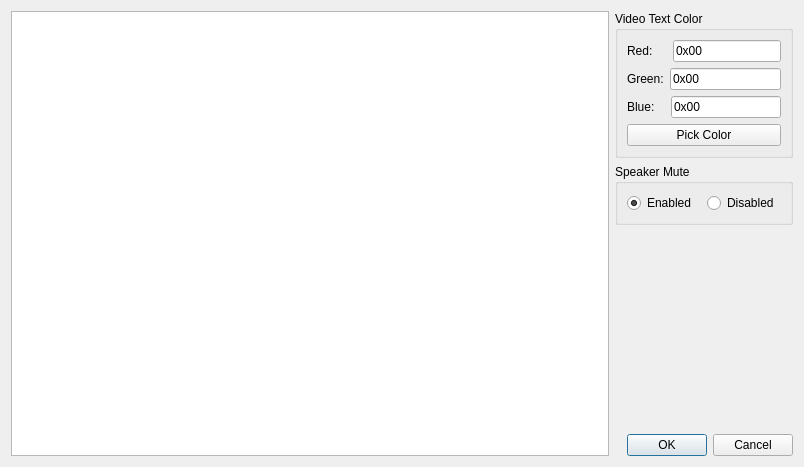
This is SettingsDialog.ui in andrade824/SuperII as Qt 5 draws it before an edit. The edited form follows.
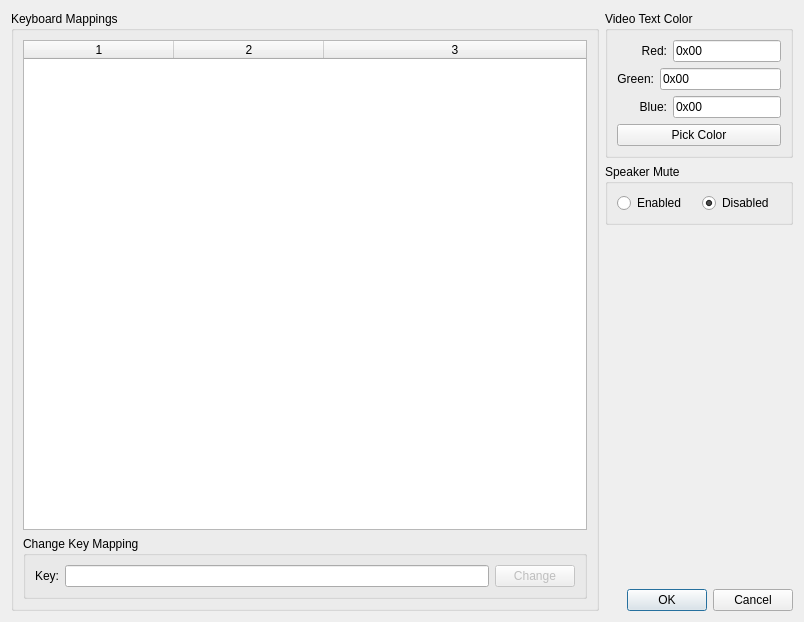
This is the edited form.

Commit message: Finish settings window functionality (keyboard mappings, change text color, and speaker mute)

What changed in the file:
```diff
--- a/SettingsDialog.ui
+++ b/SettingsDialog.ui
@@ -7,21 +7,115 @@
     <x>0</x>
     <y>0</y>
     <width>804</width>
-    <height>467</height>
+    <height>622</height>
    </rect>
   </property>
+  <property name="sizePolicy">
+   <sizepolicy hsizetype="Preferred" vsizetype="Preferred">
+    <horstretch>1</horstretch>
+    <verstretch>0</verstretch>
+   </sizepolicy>
+  </property>
   <property name="windowTitle">
    <string>Dialog</string>
   </property>
   <layout class="QHBoxLayout" name="horizontalLayout">
    <item>
-    <widget class="QTableWidget" name="tableWidget">
+    <widget class="QGroupBox" name="keyboardGroupBox">
      <property name="sizePolicy">
-      <sizepolicy hsizetype="Expanding" vsizetype="Expanding">
+      <sizepolicy hsizetype="Preferred" vsizetype="Preferred">
        <horstretch>1</horstretch>
        <verstretch>0</verstretch>
       </sizepolicy>
      </property>
+     <property name="title">
+      <string>Keyboard Mappings</string>
+     </property>
+     <layout class="QVBoxLayout" name="verticalLayout_2">
+      <item>
+       <widget class="QTableWidget" name="keyMapTable">
+        <property name="editTriggers">
+         <set>QAbstractItemView::NoEditTriggers</set>
+        </property>
+        <property name="selectionMode">
+         <enum>QAbstractItemView::SingleSelection</enum>
+        </property>
+        <property name="selectionBehavior">
+         <enum>QAbstractItemView::SelectRows</enum>
+        </property>
+        <property name="showGrid">
+         <bool>true</bool>
+        </property>
+        <property name="sortingEnabled">
+         <bool>true</bool>
+        </property>
+        <property name="rowCount">
+         <number>0</number>
+        </property>
+        <property name="columnCount">
+         <number>3</number>
+        </property>
+        <attribute name="horizontalHeaderDefaultSectionSize">
+         <number>150</number>
+        </attribute>
+        <attribute name="horizontalHeaderShowSortIndicator" stdset="0">
+         <bool>true</bool>
+        </attribute>
+        <attribute name="horizontalHeaderStretchLastSection">
+         <bool>true</bool>
+        </attribute>
+        <attribute name="verticalHeaderVisible">
+         <bool>false</bool>
+        </attribute>
+        <column/>
+        <column/>
+        <column/>
+       </widget>
+      </item>
+      <item>
+       <widget class="QGroupBox" name="changeKeyGroupBox">
+        <property name="title">
+         <string>Change Key Mapping</string>
+        </property>
+        <layout class="QVBoxLayout" name="verticalLayout_3">
+         <item>
+          <layout class="QHBoxLayout" name="keyChangeLayout">
+           <property name="bottomMargin">
+            <number>0</number>
+           </property>
+           <item>
+            <widget class="QLabel" name="keyLabel">
+             <property name="text">
+              <string>Key:</string>
+             </property>
+             <property name="alignment">
+              <set>Qt::AlignRight|Qt::AlignTrailing|Qt::AlignVCenter</set>
+             </property>
+            </widget>
+           </item>
+           <item>
+            <widget class="QLineEdit" name="keyLineEdit">
+             <property name="readOnly">
+              <bool>true</bool>
+             </property>
+            </widget>
+           </item>
+           <item>
+            <widget class="QPushButton" name="changeKeyBtn">
+             <property name="enabled">
+              <bool>false</bool>
+             </property>
+             <property name="text">
+              <string>Change</string>
+             </property>
+            </widget>
+           </item>
+          </layout>
+         </item>
+        </layout>
+       </widget>
+      </item>
+     </layout>
     </widget>
    </item>
    <item>
@@ -39,27 +133,20 @@
           </property>
           <item>
            <widget class="QLabel" name="redLabel">
+            <property name="minimumSize">
+             <size>
+              <width>50</width>
+              <height>0</height>
+             </size>
+            </property>
             <property name="text">
              <string>Red:</string>
             </property>
+            <property name="alignment">
+             <set>Qt::AlignRight|Qt::AlignTrailing|Qt::AlignVCenter</set>
+            </property>
            </widget>
           </item>
-          <item>
-           <spacer name="redSpacer">
-            <property name="orientation">
-             <enum>Qt::Horizontal</enum>
-            </property>
-            <property name="sizeType">
-             <enum>QSizePolicy::Preferred</enum>
-            </property>
-            <property name="sizeHint" stdset="0">
-             <size>
-              <width>14</width>
-              <height>20</height>
-             </size>
-            </property>
-           </spacer>
-          </item>
           <item>
            <widget class="QLineEdit" name="redEdit">
             <property name="text">
@@ -82,6 +169,9 @@
             <property name="text">
              <string>Green:</string>
             </property>
+            <property name="alignment">
+             <set>Qt::AlignRight|Qt::AlignTrailing|Qt::AlignVCenter</set>
+            </property>
            </widget>
           </item>
           <item>
@@ -103,27 +193,20 @@
           </property>
           <item>
            <widget class="QLabel" name="blueLabel">
+            <property name="minimumSize">
+             <size>
+              <width>50</width>
+              <height>0</height>
+             </size>
+            </property>
             <property name="text">
              <string>Blue:</string>
             </property>
+            <property name="alignment">
+             <set>Qt::AlignRight|Qt::AlignTrailing|Qt::AlignVCenter</set>
+            </property>
            </widget>
           </item>
-          <item>
-           <spacer name="blueSpacer">
-            <property name="orientation">
-             <enum>Qt::Horizontal</enum>
-            </property>
-            <property name="sizeType">
-             <enum>QSizePolicy::Preferred</enum>
-            </property>
-            <property name="sizeHint" stdset="0">
-             <size>
-              <width>10</width>
-              <height>20</height>
-             </size>
-            </property>
-           </spacer>
-          </item>
           <item>
            <widget class="QLineEdit" name="blueEdit">
             <property name="text">
@@ -157,9 +240,6 @@
           <property name="text">
            <string>Enabled</string>
           </property>
-          <property name="checked">
-           <bool>true</bool>
-          </property>
          </widget>
         </item>
         <item>
@@ -167,6 +247,9 @@
           <property name="text">
            <string>Disabled</string>
           </property>
+          <property name="checked">
+           <bool>true</bool>
+          </property>
          </widget>
         </item>
        </layout>
```
Left out of the diff: 2 changed lines with no effect on the pictures. The commit also changes 13 other files.
